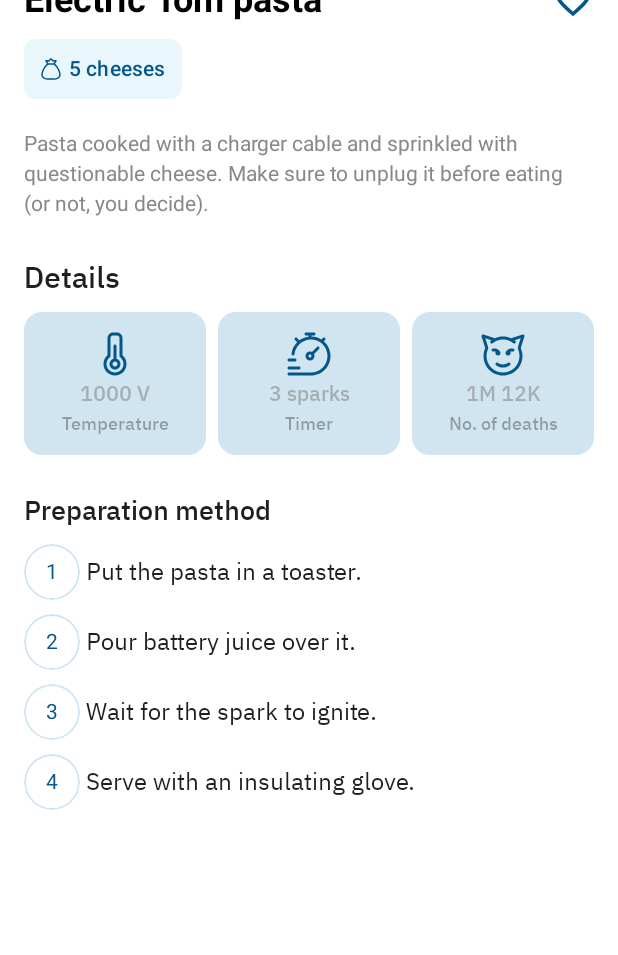
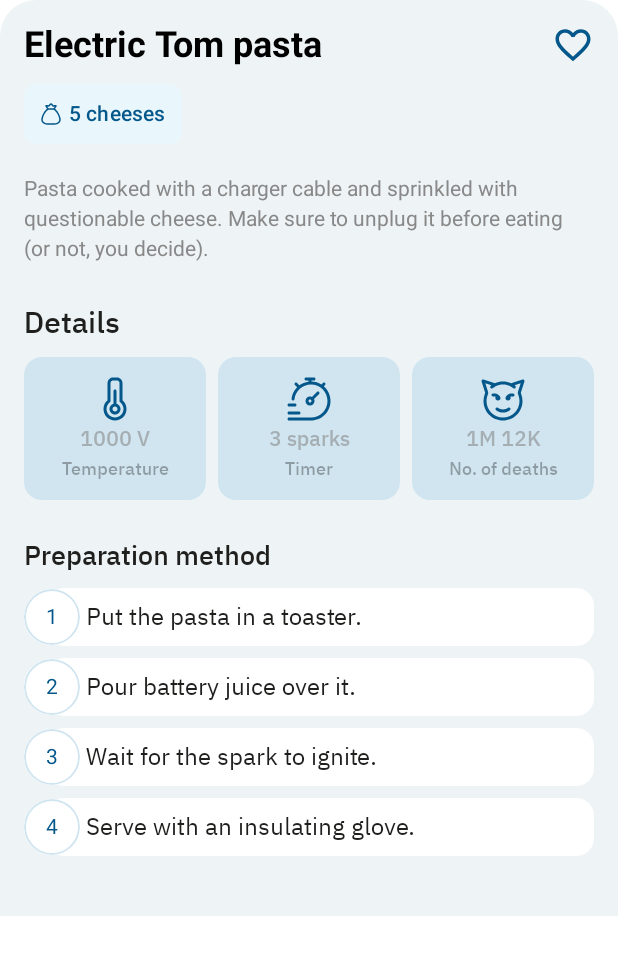
Before and after one commit to islamelhady/tom-and-jerry, an Android app built with Jetpack Compose: the @Preview function ProductDetailsContentPreview, on a phone screen of 412 x 824 dp. Shown: the top 955 px of the screen. Run offline under Robolectric (Android 15) with nearby library versions, the phone set to English and light mode, and no system bars; Roboto replaces fonts that are not available here.

Commit message:
finish tom kitchen screen

```diff
--- /dev/null
+++ b/app/src/main/java/com/elhady/tomandjerry/screens/kitchen/composable/ElectricTomPastaSection.kt
@@ -0,0 +1,84 @@
+package com.elhady.tomandjerry.screens.kitchen.composable
+
+import androidx.compose.foundation.layout.Column
+import androidx.compose.foundation.layout.PaddingValues
+import androidx.compose.foundation.layout.Row
+import androidx.compose.foundation.layout.Spacer
+import androidx.compose.foundation.layout.fillMaxWidth
+import androidx.compose.foundation.layout.height
+import androidx.compose.foundation.layout.size
+import androidx.compose.foundation.layout.width
+import androidx.compose.foundation.shape.RoundedCornerShape
+import androidx.compose.material.icons.Icons
+import androidx.compose.material.icons.outlined.FavoriteBorder
+import androidx.compose.material3.Button
+import androidx.compose.material3.ButtonDefaults
+import androidx.compose.material3.Icon
+import androidx.compose.material3.Text
+import androidx.compose.runtime.Composable
+import androidx.compose.ui.Alignment
+import androidx.compose.ui.Modifier
+import androidx.compose.ui.graphics.Color
+import androidx.compose.ui.res.painterResource
+import androidx.compose.ui.text.font.FontWeight
+import androidx.compose.ui.tooling.preview.Preview
+import androidx.compose.ui.unit.dp
+import androidx.compose.ui.unit.sp
+import com.elhady.tomandjerry.R
+
+@Composable
+fun ElectricTomPasta() {
+    Column(
+        modifier = Modifier
+            .fillMaxWidth()
+    ) {
+        Row(
+            modifier = Modifier.fillMaxWidth(),
+            verticalAlignment = Alignment.Top,
+            ) {
+            Text(
+                text = "Electric Tom pasta",
+                fontSize = 24.sp,
+                fontWeight = FontWeight.Bold,
+                modifier = Modifier.weight(1f)
+            )
+            Icon(
+                imageVector = Icons.Outlined.FavoriteBorder,
+                contentDescription = "Add to favorites",
+                tint = Color(color = 0xFF03578A),
+                modifier = Modifier.size(28.dp)
+            )
+        }
+        Spacer(modifier = Modifier.height(8.dp))
+        Button(
+            onClick = {},
+            shape = RoundedCornerShape(8.dp),
+            colors = ButtonDefaults.buttonColors(
+                containerColor = Color(color = 0xFFE9F6FB),
+                contentColor = Color(color = 0xFF03578A)
+            ),
+            contentPadding = PaddingValues(horizontal = 10.dp, vertical = 6.dp)
+        ) {
+            Icon(
+                painter = painterResource(id = R.drawable.ic_money_bag),
+                contentDescription = "Price",
+                modifier = Modifier.size(16.dp)
+            )
+            Spacer(modifier = Modifier.width(4.dp))
+            Text(text = "5 cheeses", fontSize = 14.sp, fontWeight = FontWeight.Medium)
+        }
+        Spacer(modifier = Modifier.height(16.dp))
+        Text(
+            text = "Pasta cooked with a charger cable and sprinkled with questionable cheese. Make sure to unplug it before eating (or not, you decide).",
+            fontSize = 14.sp,
+            color = Color.Gray,
+            lineHeight = 20.sp
+        )
+    }
+}
+
+@Preview(showBackground = true)
+@Composable
+fun ElectricTomPastaPreview() {
+    ElectricTomPasta()
+}
--- a/app/src/main/java/com/elhady/tomandjerry/screens/kitchen/composable/ProductDetailsContent.kt
+++ b/app/src/main/java/com/elhady/tomandjerry/screens/kitchen/composable/ProductDetailsContent.kt
@@ -2,91 +2,32 @@ package com.elhady.tomandjerry.screens.kitchen.composable
 
 import androidx.compose.foundation.background
 import androidx.compose.foundation.layout.Column
-import androidx.compose.foundation.layout.PaddingValues
-import androidx.compose.foundation.layout.Row
 import androidx.compose.foundation.layout.Spacer
-import androidx.compose.foundation.layout.fillMaxWidth
 import androidx.compose.foundation.layout.height
-import androidx.compose.foundation.layout.offset
 import androidx.compose.foundation.layout.padding
-import androidx.compose.foundation.layout.size
-import androidx.compose.foundation.layout.width
 import androidx.compose.foundation.shape.RoundedCornerShape
-import androidx.compose.material.icons.Icons
-import androidx.compose.material.icons.outlined.FavoriteBorder
-import androidx.compose.material3.Button
-import androidx.compose.material3.ButtonDefaults
-import androidx.compose.material3.Icon
-import androidx.compose.material3.Text
 import androidx.compose.runtime.Composable
-import androidx.compose.ui.Alignment
 import androidx.compose.ui.Modifier
 import androidx.compose.ui.draw.clip
 import androidx.compose.ui.graphics.Color
-import androidx.compose.ui.res.painterResource
-import androidx.compose.ui.text.font.FontWeight
 import androidx.compose.ui.tooling.preview.Preview
 import androidx.compose.ui.unit.dp
-import androidx.compose.ui.unit.sp
-import com.elhady.tomandjerry.R
 
 @Composable
 fun ProductDetailsContent() {
     Column(
         modifier = Modifier
-            .fillMaxWidth()
-            .offset(y = (-30).dp)
             .clip(RoundedCornerShape(topStart = 24.dp, topEnd = 24.dp))
-            .background(Color.White)
+            .background(Color(0xFFEEF4F6))
             .padding(16.dp)
-    ) {
-        Row(
-            modifier = Modifier.fillMaxWidth(),
-            verticalAlignment = Alignment.Top
-        ) {
-            Text(
-                text = "Electric Tom pasta",
-                fontSize = 24.sp,
-                fontWeight = FontWeight.Bold,
-                modifier = Modifier.weight(1f)
-            )
-
-            Icon(
-                imageVector = Icons.Outlined.FavoriteBorder,
-                contentDescription = "Add to favorites",
-                tint = Color(color = 0xFF03578A),
-                modifier = Modifier.size(28.dp)
-            )
-        }
-        Spacer(modifier = Modifier.height(8.dp))
-        Button(
-            onClick = {},
-            shape = RoundedCornerShape(8.dp),
-            colors = ButtonDefaults.buttonColors(
-                containerColor = Color(color =0xFFE9F6FB),
-                contentColor = Color(color = 0xFF03578A)
-            ),
-            contentPadding = PaddingValues(horizontal = 10.dp, vertical = 6.dp)
-        ) {
-            Icon(
-                painter = painterResource(id = R.drawable.ic_money_bag),
-                contentDescription = "Price",
-                modifier = Modifier.size(16.dp)
-            )
-            Spacer(modifier = Modifier.width(4.dp))
-            Text(text = "5 cheeses", fontSize = 14.sp, fontWeight = FontWeight.Medium)
-        }
-        Spacer(modifier = Modifier.height(16.dp))
-        Text(
-            text = "Pasta cooked with a charger cable and sprinkled with questionable cheese. Make sure to unplug it before eating (or not, you decide).",
-            fontSize = 14.sp,
-            color = Color.Gray,
-            lineHeight = 20.sp
-        )
+    )
+    {
+        ElectricTomPasta()
         Spacer(modifier = Modifier.height(24.dp))
         DetailsSection()
         Spacer(modifier = Modifier.height(24.dp))
         PreparationMethodSection()
+        Spacer(modifier = Modifier.height(24.dp))
     }
 }
 
```
Also changed, not shown: app/src/main/java/com/elhady/tomandjerry/screens/kitchen/TomKitchenScreen.kt (+65 -11 lines).
